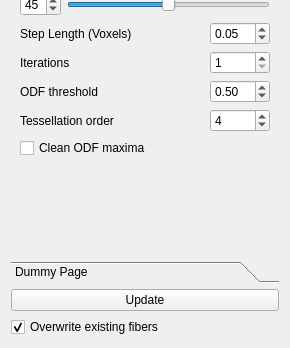
Before: the Qt Designer form branches/myusufoglu/plugins/stable/HARDIFiberTracking/HARDIFiberTracking.ui in BackupTheBerlios/viste-tool-svn, drawn with Qt 5; both pictures show x 0 to 290 and y 533 to 881 of the 290 by 881 pixel window.
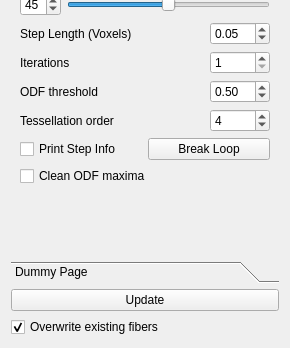
After: the same form once the commit is applied.

Patch:
```diff
--- a/branches/myusufoglu/plugins/stable/HARDIFiberTracking/HARDIFiberTracking.ui
+++ b/branches/myusufoglu/plugins/stable/HARDIFiberTracking/HARDIFiberTracking.ui
@@ -444,6 +444,24 @@
          </item>
         </layout>
        </item>
+       <item>
+        <layout class="QHBoxLayout" name="horizontalLayout_7">
+         <item>
+          <widget class="QCheckBox" name="printCheckBox">
+           <property name="text">
+            <string>Print Step Info</string>
+           </property>
+          </widget>
+         </item>
+         <item>
+          <widget class="QPushButton" name="breakLoopButton">
+           <property name="text">
+            <string>Break Loop</string>
+           </property>
+          </widget>
+         </item>
+        </layout>
+       </item>
        <item>
         <widget class="QCheckBox" name="cleanBox">
          <property name="text">
```
Left out of the diff: 6 changed lines with no effect on the pictures.
